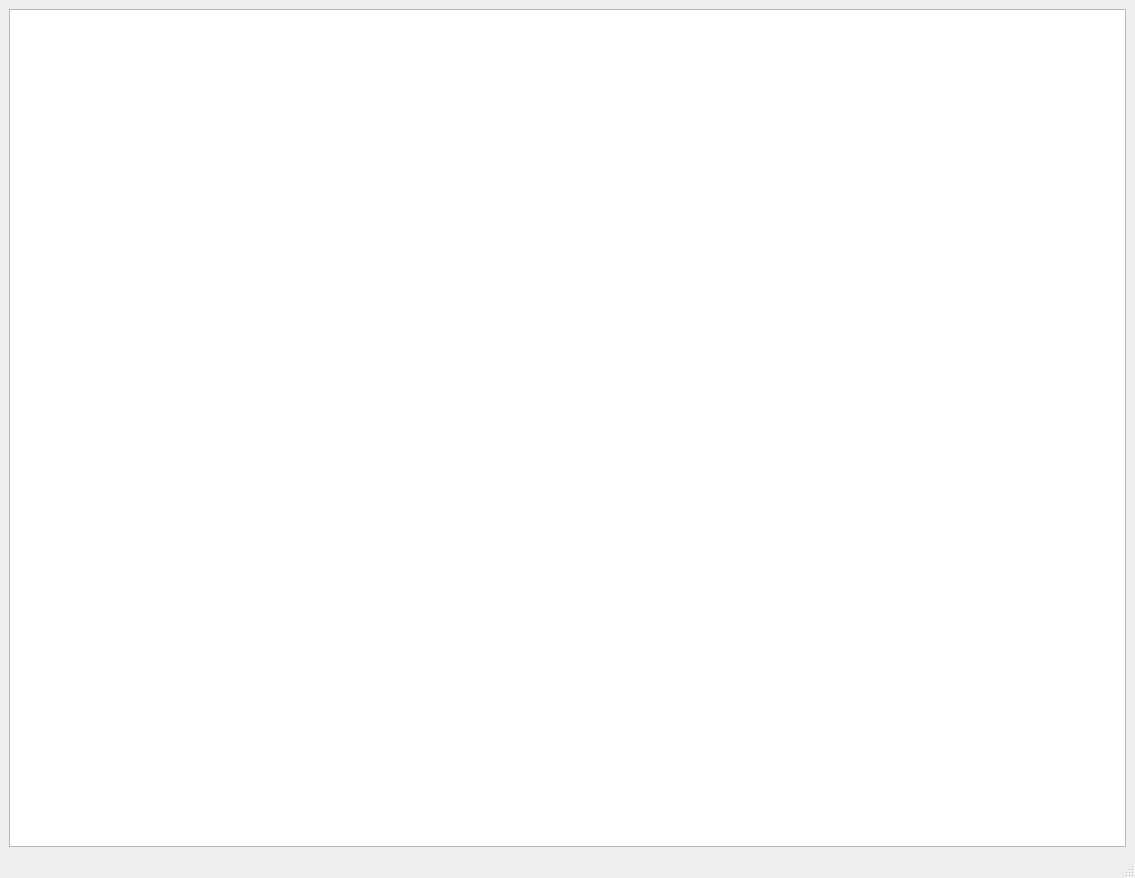
Qt form editor/mainwindow.ui (ardazishvili/fig) before a commit.
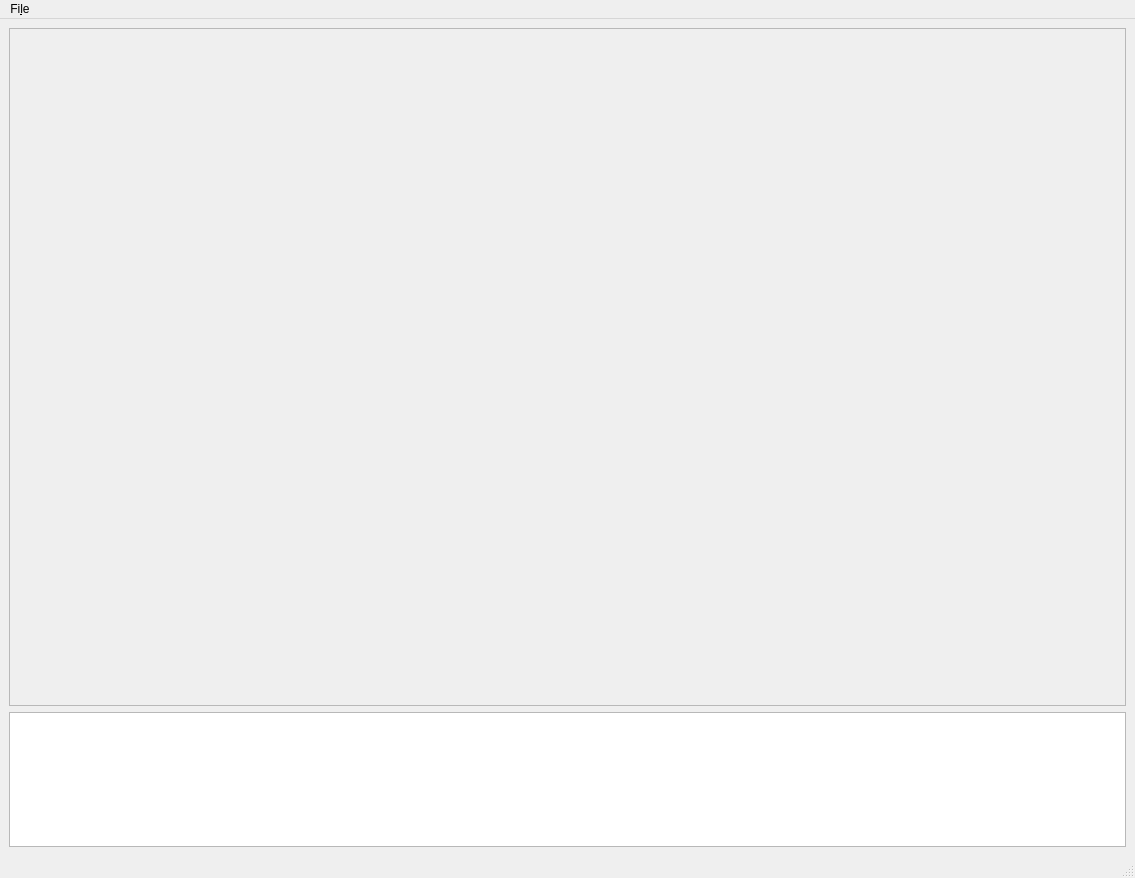
The same form after that commit.

Patch:
```diff
--- a/editor/mainwindow.ui
+++ b/editor/mainwindow.ui
@@ -14,17 +14,36 @@
    <string>MainWindow</string>
   </property>
   <widget class="QWidget" name="centralwidget">
-   <layout class="QVBoxLayout" name="verticalLayout_2">
-    <item>
-     <layout class="QHBoxLayout" name="layout"/>
-    </item>
-    <item>
-     <widget class="QPlainTextEdit" name="log">
+   <layout class="QGridLayout" name="gridLayout">
+    <item row="1" column="0">
+     <widget class="QPlainTextEdit" name="console">
+      <property name="sizePolicy">
+       <sizepolicy hsizetype="Expanding" vsizetype="Expanding">
+        <horstretch>0</horstretch>
+        <verstretch>10</verstretch>
+       </sizepolicy>
+      </property>
       <property name="readOnly">
        <bool>true</bool>
       </property>
      </widget>
     </item>
+    <item row="0" column="0">
+     <widget class="QFrame" name="frame">
+      <property name="sizePolicy">
+       <sizepolicy hsizetype="Expanding" vsizetype="Expanding">
+        <horstretch>0</horstretch>
+        <verstretch>50</verstretch>
+       </sizepolicy>
+      </property>
+      <property name="frameShape">
+       <enum>QFrame::StyledPanel</enum>
+      </property>
+      <property name="frameShadow">
+       <enum>QFrame::Raised</enum>
+      </property>
+     </widget>
+    </item>
    </layout>
   </widget>
   <widget class="QMenuBar" name="menubar">
@@ -36,6 +55,14 @@
      <height>30</height>
     </rect>
    </property>
+   <widget class="QMenu" name="menuFile">
+    <property name="title">
+     <string>Fi&amp;le</string>
+    </property>
+    <addaction name="actionAdd"/>
+    <addaction name="actionQuit"/>
+   </widget>
+   <addaction name="menuFile"/>
   </widget>
   <widget class="QStatusBar" name="statusbar"/>
  </widget>
```
Left out of the diff: 10 changed lines with no effect on the pictures.
